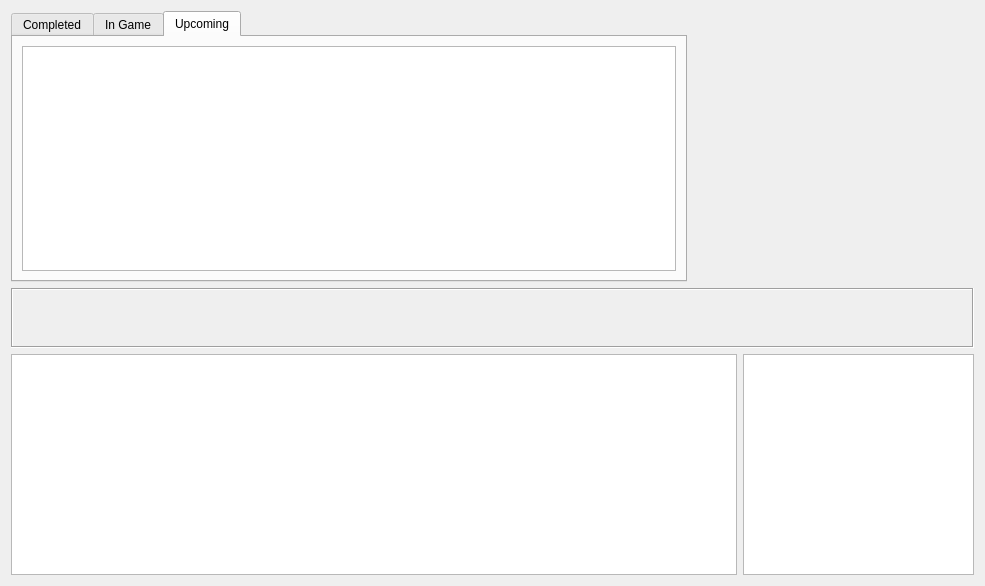
Before: the Qt Designer form cute-fantasy/currentweekwidget.ui in protoblock/protoblock, drawn with Qt 5.
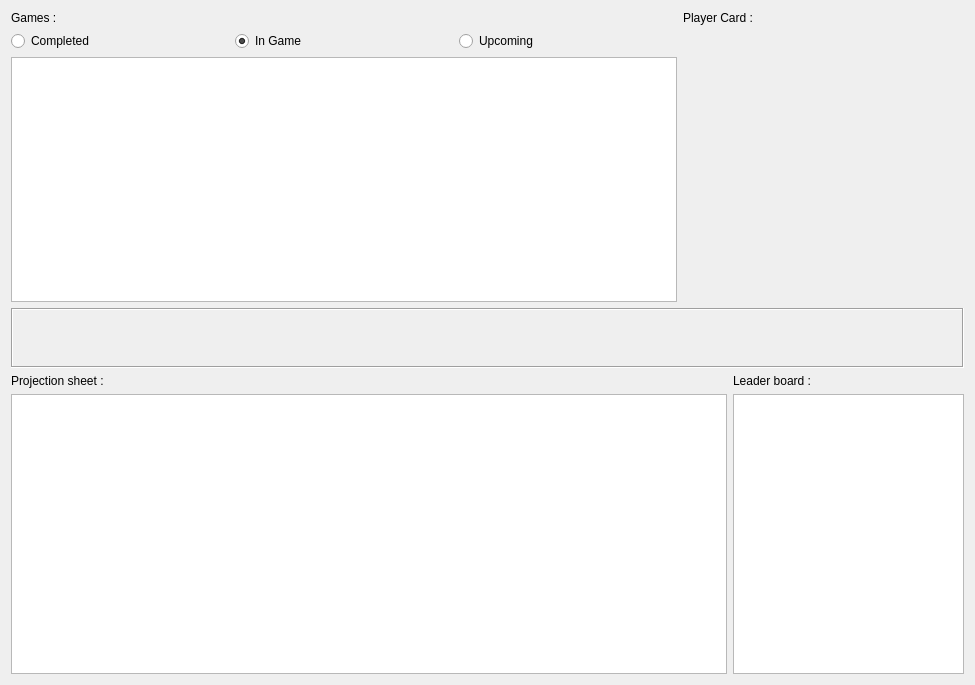
After: the same form once the commit is applied. Custom widgets are drawn as their Qt base class.

Diff of the .ui file:
```diff
--- a/cute-fantasy/currentweekwidget.ui
+++ b/cute-fantasy/currentweekwidget.ui
@@ -6,61 +6,85 @@
    <rect>
     <x>0</x>
     <y>0</y>
-    <width>985</width>
-    <height>586</height>
+    <width>975</width>
+    <height>685</height>
    </rect>
   </property>
   <property name="windowTitle">
    <string>Form</string>
   </property>
-  <layout class="QGridLayout" name="gridLayout_4">
+  <layout class="QGridLayout" name="gridLayout">
    <item row="0" column="0">
+    <layout class="QVBoxLayout" name="verticalLayout">
+     <item>
+      <widget class="QLabel" name="label">
+       <property name="text">
+        <string>Games :</string>
+       </property>
+      </widget>
+     </item>
+     <item>
     <layout class="QHBoxLayout" name="horizontalLayout_2">
      <item>
-      <widget class="QTabWidget" name="myGameStateTabs">
-       <property name="currentIndex">
-        <number>2</number>
-       </property>
-       <property name="documentMode">
+        <widget class="QRadioButton" name="myCompletedGamesRb">
+         <property name="autoFillBackground">
         <bool>false</bool>
        </property>
-       <property name="tabBarAutoHide">
-        <bool>false</bool>
-       </property>
-       <widget class="QWidget" name="myCompletedTab">
-        <attribute name="title">
+         <property name="text">
          <string>Completed</string>
-        </attribute>
-        <layout class="QGridLayout" name="gridLayout_2">
-         <item row="0" column="0">
-          <widget class="QTableView" name="myCompletedGameTableView"/>
-         </item>
-        </layout>
-       </widget>
-       <widget class="QWidget" name="myInGameTab">
-        <attribute name="title">
+         </property>
+         <attribute name="buttonGroup">
+          <string notr="true">buttonGroup</string>
+         </attribute>
+        </widget>
+       </item>
+       <item>
+        <widget class="QRadioButton" name="myInGamesRb">
+         <property name="autoFillBackground">
+          <bool>false</bool>
+         </property>
+         <property name="text">
          <string>In Game</string>
-        </attribute>
-        <layout class="QGridLayout" name="gridLayout">
-         <item row="0" column="0">
-          <widget class="QTableView" name="myInGameTableView"/>
-         </item>
-        </layout>
-       </widget>
-       <widget class="QWidget" name="myUpComingTab">
-        <attribute name="title">
+         </property>
+         <property name="checked">
+          <bool>true</bool>
+         </property>
+         <attribute name="buttonGroup">
+          <string notr="true">buttonGroup</string>
+         </attribute>
+        </widget>
+       </item>
+       <item>
+        <widget class="QRadioButton" name="myUpcomingGamesRb">
+         <property name="autoFillBackground">
+          <bool>false</bool>
+         </property>
+         <property name="text">
          <string>Upcoming</string>
-        </attribute>
-        <layout class="QGridLayout" name="gridLayout_3">
-         <item row="0" column="0">
-          <widget class="QTableView" name="myUpComingGamesTableView"/>
-         </item>
-        </layout>
-       </widget>
-      </widget>
+         </property>
+         <attribute name="buttonGroup">
+          <string notr="true">buttonGroup</string>
+         </attribute>
+        </widget>
+       </item>
+      </layout>
+     </item>
+     <item>
+      <widget class="QTableView" name="myGamesTableView"/>
+     </item>
+    </layout>
+   </item>
+   <item row="0" column="1" colspan="2">
+    <layout class="QVBoxLayout" name="verticalLayout_2">
+     <item>
+      <widget class="QLabel" name="label_2">
+       <property name="text">
+        <string>Player Card :</string>
+       </property>
+      </widget>
      </item>
      <item>
-      <widget class="QWidget" name="widget" native="true">
+      <widget class="PlayerProjectionWidget" name="widget" native="true">
        <property name="sizePolicy">
         <sizepolicy hsizetype="Fixed" vsizetype="Fixed">
          <horstretch>0</horstretch>
@@ -83,7 +107,7 @@
      </item>
     </layout>
    </item>
-   <item row="1" column="0">
+   <item row="1" column="0" colspan="3">
     <widget class="QFrame" name="frame">
      <property name="minimumSize">
       <size>
@@ -106,11 +130,23 @@
     </widget>
    </item>
    <item row="2" column="0">
-    <layout class="QHBoxLayout" name="horizontalLayout">
-     <item>
+    <widget class="QLabel" name="label_3">
+     <property name="text">
+      <string>Projection sheet :</string>
+     </property>
+    </widget>
+   </item>
+   <item row="2" column="2">
+    <widget class="QLabel" name="label_4">
+     <property name="text">
+      <string>Leader board :</string>
+     </property>
+    </widget>
+   </item>
+   <item row="3" column="0" colspan="2">
       <widget class="QTableView" name="myProjectionTableView"/>
      </item>
-     <item>
+   <item row="3" column="2">
       <widget class="QTableView" name="myLeaderBaordTableView">
        <property name="maximumSize">
         <size>
@@ -121,9 +157,15 @@
       </widget>
      </item>
     </layout>
-   </item>
-  </layout>
  </widget>
+ <customwidgets>
+  <customwidget>
+   <class>PlayerProjectionWidget</class>
+   <extends>QWidget</extends>
+   <header location="global">playerprojectionwidget.h</header>
+   <container>1</container>
+  </customwidget>
+ </customwidgets>
  <resources/>
  <connections/>
 </ui>
```
Left out of the diff: 3 changed lines with no effect on the pictures. Lines whose indentation alone changed are shown as unchanged.
